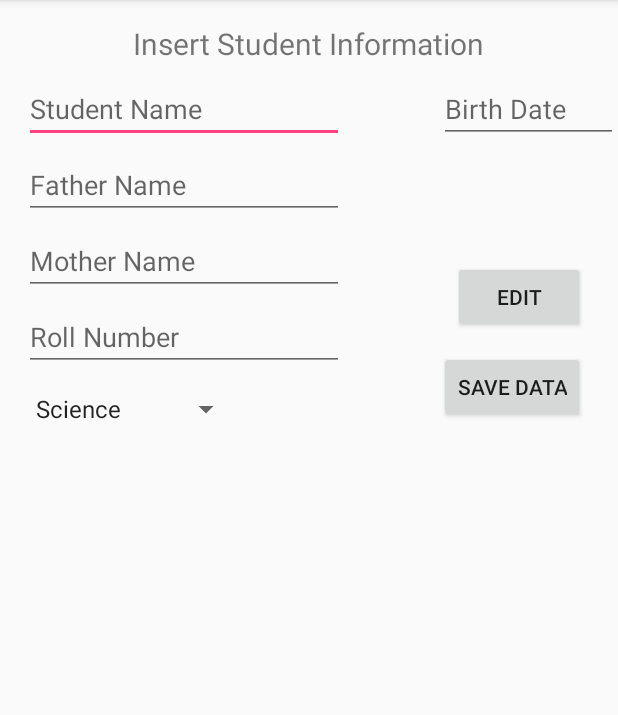
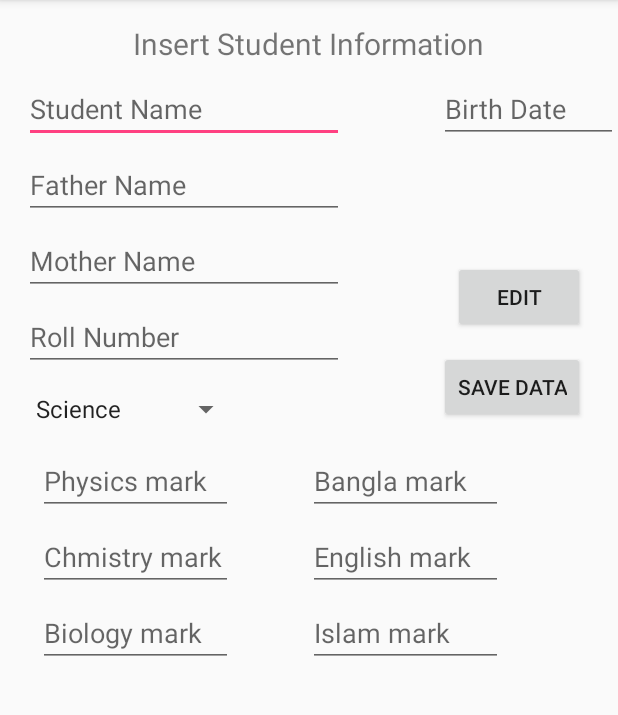
Before and after one commit to mkhan9047/ResultPublish, an Android app: the SaveMarks screen opened directly, with no data from a screen before it, after a tap on "EDIT", on a phone screen of 412 x 824 dp, the part 84-799 px from its top. Run offline under Robolectric (Android 15) with nearby library versions, the phone set to English and light mode, and no system bars.

Commit message:
Marks taking fragments added and server save testing

```diff
--- a/app/build.gradle
+++ b/app/build.gradle
@@ -23,7 +23,9 @@ dependencies {
     implementation 'com.android.support:appcompat-v7:26.1.0'
     implementation 'com.android.support.constraint:constraint-layout:1.0.2'
     implementation 'com.android.support:design:26.1.0'
+    implementation 'com.android.support:support-v4:26.1.0'
     testImplementation 'junit:junit:4.12'
+    compile 'org.greenrobot:eventbus:3.0.0'
     androidTestImplementation 'com.android.support.test:runner:1.0.1'
     androidTestImplementation 'com.android.support.test.espresso:espresso-core:3.0.1'
 }
--- a/app/src/main/AndroidManifest.xml
+++ b/app/src/main/AndroidManifest.xml
@@ -1,6 +1,8 @@
 <?xml version="1.0" encoding="utf-8"?>
 <manifest xmlns:android="http://schemas.android.com/apk/res/android"
     package="com.example.mujahid.resultpublish">
+
+<uses-permission android:name="android.permission.INTERNET"/>
 
     <application
         android:allowBackup="true"
--- /dev/null
+++ b/app/src/main/java/com/example/mujahid/resultpublish/BackendOperation/SaveToServer.java
@@ -0,0 +1,83 @@
+package com.example.mujahid.resultpublish.BackendOperation;
+
+import android.content.Context;
+import android.os.AsyncTask;
+import android.util.Log;
+
+import java.io.BufferedWriter;
+import java.io.IOException;
+import java.io.InputStream;
+import java.io.OutputStream;
+import java.io.OutputStreamWriter;
+import java.net.HttpURLConnection;
+import java.net.MalformedURLException;
+import java.net.URL;
+import java.net.URLEncoder;
+
+/**
+ * Created by Mujahid on 1/16/2018.
+ */
+
+public class SaveToServer  {
+
+   final String studentDataUrl = "http://mujahidprojects.000webhostapp.com/addStudentInfo.php";
+   final String scienceDataUrl = "http://mujahidprojects.000webhostapp.com/addScienceMark.php";
+   final String commerceDataUrl = "http://mujahidprojects.000webhostapp.com/addCommerceData.php";
+   final String artDataUrl = "http://mujahidprojects.000webhostapp.com/addCommerceData.php";
+
+    public void saveStudentInfo(Context context, String name, String father_name, String mother_name, String subject, String roll_number){
+
+
+    }
+
+    public void test(){
+        new StudentAsyn().execute("Kousik","Gitom Bos","Mita","Science","823906","02-05-1997");
+    }
+
+    class StudentAsyn extends AsyncTask<String, Void, Void>{
+
+        @Override
+        protected Void doInBackground(String... data) {
+            String name, father_name, mother_name, subject, roll_number,birth_date;
+            name = data[0];
+            father_name =data[1];
+            mother_name = data[2];
+            subject = data[3];
+            roll_number = data[4];
+            birth_date = data[5];
+            try {
+                URL url = new URL(studentDataUrl);
+                HttpURLConnection connection = (HttpURLConnection) url.openConnection();
+                connection.setRequestMethod("POST");
+                connection.setDoOutput(true);
+                OutputStream outputStream = connection.getOutputStream();
+                BufferedWriter writer = new BufferedWriter(new OutputStreamWriter(outputStream,"UTF-8"));
+
+                String encode = URLEncoder.encode("student_name","UTF-8")+"="+URLEncoder.encode(name,"UTF-8")+"&"+
+                        URLEncoder.encode("father_name","UTF-8")+"="+URLEncoder.encode(father_name,"UTF-8")+"&"+
+                        URLEncoder.encode("mother_name","UTF-8")+"="+URLEncoder.encode(mother_name,"UTF-8")+"&"+
+                        URLEncoder.encode("roll_number","UTF-8")+"="+URLEncoder.encode(roll_number,"UTF-8")+"&"+
+                        URLEncoder.encode("birth_date","UTF-8")+"="+URLEncoder.encode(birth_date,"UTF-8")+"&"+
+                        URLEncoder.encode("subject","UTF-8")+"="+URLEncoder.encode(subject,"UTF-8");
+
+                Log.d("Mim",encode);
+
+                writer.write(encode);
+                writer.flush();
+                writer.close();
+                outputStream.close();
+                InputStream inputStream = connection.getInputStream();
+                inputStream.close();
+                connection.disconnect();
+
+            } catch (MalformedURLException e) {
+                e.printStackTrace();
+            } catch (IOException e) {
+                e.printStackTrace();
+            }
+            return null;
+        }
+
+
+    }
+}
--- /dev/null
+++ b/app/src/main/java/com/example/mujahid/resultpublish/Fragments/Science_Subject.java
@@ -0,0 +1,30 @@
+package com.example.mujahid.resultpublish.Fragments;
+
+
+import android.os.Bundle;
+import android.support.v4.app.Fragment;
+import android.view.LayoutInflater;
+import android.view.View;
+import android.view.ViewGroup;
+
+import com.example.mujahid.resultpublish.R;
+
+/**
+ * A simple {@link Fragment} subclass.
+ */
+public class Science_Subject extends Fragment {
+
+
+    public Science_Subject() {
+        // Required empty public constructor
+    }
+
+
+    @Override
+    public View onCreateView(LayoutInflater inflater, ViewGroup container,
+                             Bundle savedInstanceState) {
+        // Inflate the layout for this fragment
+        return inflater.inflate(R.layout.fragment_science__subject, container, false);
+    }
+
+}
--- a/app/src/main/java/com/example/mujahid/resultpublish/SaveMarks.java
+++ b/app/src/main/java/com/example/mujahid/resultpublish/SaveMarks.java
@@ -1,19 +1,68 @@
 package com.example.mujahid.resultpublish;
 
+import android.app.Fragment;
+import android.app.FragmentTransaction;
 import android.support.v7.app.AppCompatActivity;
 import android.os.Bundle;
 import android.view.View;
+import android.widget.AdapterView;
+import android.widget.ArrayAdapter;
+import android.widget.Spinner;
+
+import com.example.mujahid.resultpublish.BackendOperation.SaveToServer;
+import com.example.mujahid.resultpublish.Fragments.Arts_Subject;
+import com.example.mujahid.resultpublish.Fragments.Commerce_Subject;
+import com.example.mujahid.resultpublish.Fragments.Science_Subject;
 
 public class SaveMarks extends AppCompatActivity {
 
+    Spinner spinner;
+    android.support.v4.app.Fragment fragment;
     @Override
     protected void onCreate(Bundle savedInstanceState) {
         super.onCreate(savedInstanceState);
         setContentView(R.layout.activity_save_marks);
+        spinner = findViewById(R.id.spinner);
+        spinner.setOnItemSelectedListener(getSpinner());
     }
 
+    private AdapterView.OnItemSelectedListener getSpinner(){
+        return  new AdapterView.OnItemSelectedListener() {
+            @Override
+            public void onItemSelected(AdapterView<?> adapterView, View view, int i, long l) {
+          switch (i){
+              case 0:
+                  fragment = new Science_Subject();
+                  break;
+              case 1:
+                  fragment = new Commerce_Subject();
+                  break;
+              case 2:
+                  fragment = new Arts_Subject();
+                  break;
+                  default:
+                      fragment = new Science_Subject();
+          }
+          FragTran();
+            }
+            @Override
+            public void onNothingSelected(AdapterView<?> adapterView) {
+
+            }
+        };
+    }
+
+    private void FragTran(){
+        android.support.v4.app.FragmentTransaction transaction = getSupportFragmentManager().beginTransaction();
+        transaction.replace(R.id.frameLayout,fragment);
+        transaction.commit();
+
+    }
+
+
     public void onEdit(View view) {
-
+        SaveToServer a = new SaveToServer();
+        a.test();
     }
 
 
--- /dev/null
+++ b/app/src/main/res/layout/fragment_science__subject.xml
@@ -0,0 +1,67 @@
+<LinearLayout xmlns:android="http://schemas.android.com/apk/res/android"
+    xmlns:tools="http://schemas.android.com/tools"
+    android:layout_width="match_parent"
+    android:layout_height="match_parent"
+    tools:context="com.example.mujahid.resultpublish.Fragments.Science_Subject">
+
+    <LinearLayout
+        android:layout_width="wrap_content"
+        android:orientation="vertical"
+        android:layout_marginStart="25dp"
+        android:layout_height="wrap_content">
+        <EditText
+            android:layout_width="130dp"
+            android:layout_height="wrap_content"
+            android:hint="Physics mark"
+            android:inputType="number"
+            android:id="@+id/physics"
+            />
+        <EditText
+            android:layout_width="130dp"
+            android:layout_height="wrap_content"
+            android:hint="Chmistry mark"
+            android:layout_marginTop="5dp"
+            android:id="@+id/chmistry"
+            android:inputType="number"
+            />
+        <EditText
+            android:layout_width="130dp"
+            android:layout_height="wrap_content"
+            android:hint="Biology mark"
+            android:layout_marginTop="5dp"
+            android:id="@+id/biology"
+            android:inputType="number"
+            />
+    </LinearLayout>
+    <LinearLayout
+        android:layout_width="wrap_content"
+        android:orientation="vertical"
+        android:layout_marginStart="50dp"
+        android:layout_height="wrap_content">
+
+        <EditText
+            android:layout_width="130dp"
+            android:layout_height="wrap_content"
+            android:hint="Bangla mark"
+            android:inputType="number"
+            android:id="@+id/Scibangla"
+            />
+        <EditText
+            android:layout_width="130dp"
+            android:layout_height="wrap_content"
+            android:hint="English mark"
+            android:layout_marginTop="5dp"
+            android:id="@+id/SciEnglish"
+            android:inputType="number"
+            />
+        <EditText
+            android:layout_width="130dp"
+            android:layout_height="wrap_content"
+            android:hint="Islam mark"
+            android:layout_marginTop="5dp"
+            android:id="@+id/SciIslam"
+            android:inputType="number"
+            />
+    </LinearLayout>
+
+</LinearLayout>
--- a/app/src/main/res/values/strings.xml
+++ b/app/src/main/res/values/strings.xml
@@ -6,4 +6,7 @@
         <item>Commerce</item>
         <item>Humanities</item>
     </string-array>
+
+    <!-- TODO: Remove or change this placeholder text -->
+    <string name="hello_blank_fragment">Hello blank fragment</string>
 </resources>
```
Also changed, not shown: app/src/main/java/com/example/mujahid/resultpublish/EventBus/Event.java (added, +68 -0 lines), app/src/main/java/com/example/mujahid/resultpublish/EventBus/GlobalBus.java (added, +20 -0 lines), app/src/main/java/com/example/mujahid/resultpublish/Fragments/Arts_Subject.java (added, +31 -0 lines), app/src/main/java/com/example/mujahid/resultpublish/Fragments/Commerce_Subject.java (added, +30 -0 lines), app/src/main/res/layout/fragment_arts__subject.xml (added, +66 -0 lines), app/src/main/res/layout/fragment_commerce__subject.xml (added, +69 -0 lines).
